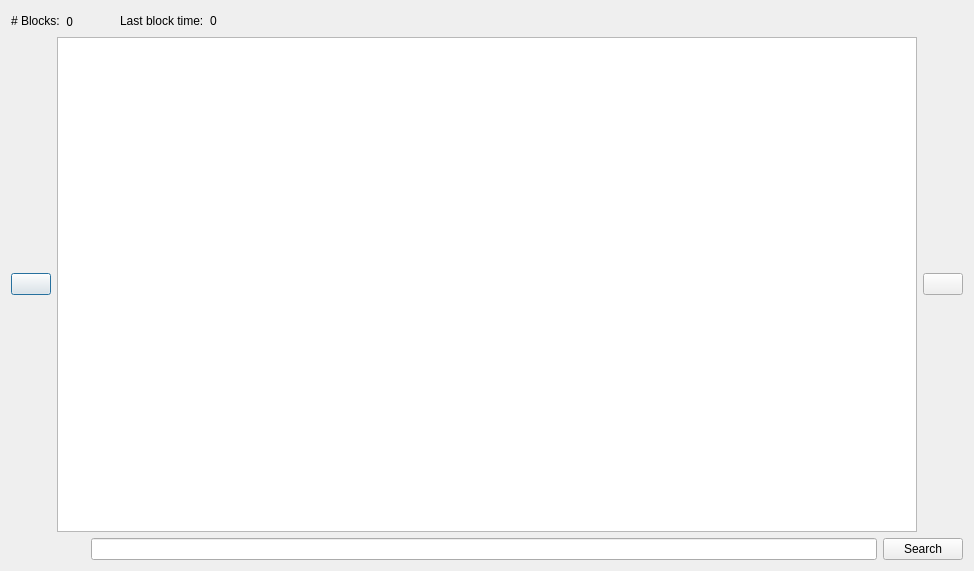
Before: the Qt Designer form src/qt/forms/blockexplorer.ui in torkelrogstad/mainchain, drawn with Qt 5.
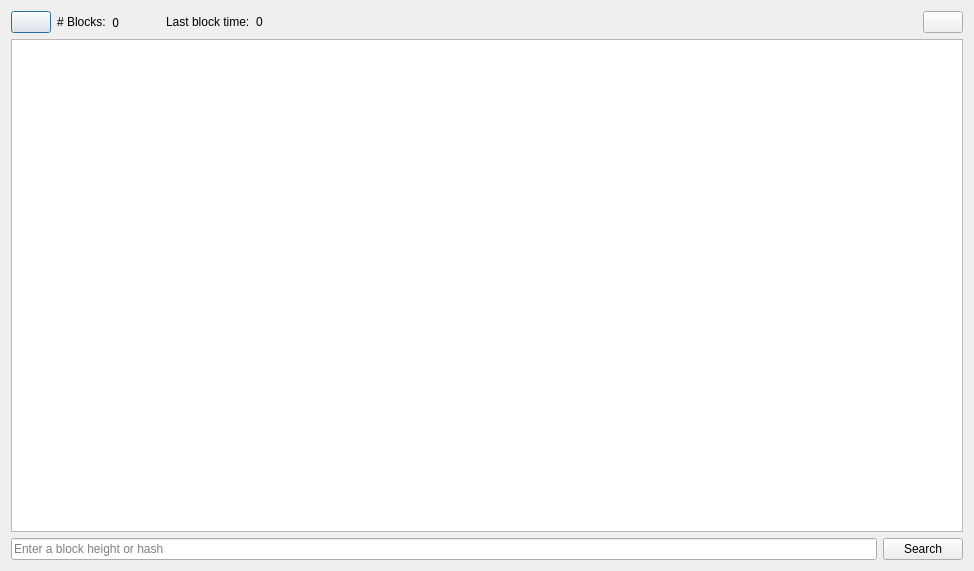
After: the same form once the commit is applied. Icons and pictures are not drawn.

Commit message: Update block explorer & block index details style

Diff of the .ui file:
```diff
--- a/src/qt/forms/blockexplorer.ui
+++ b/src/qt/forms/blockexplorer.ui
@@ -15,10 +15,21 @@
   </property>
   <layout class="QVBoxLayout" name="verticalLayout_2">
    <item>
-    <layout class="QHBoxLayout" name="horizontalLayout_3" stretch="0,0,0,0,0,0">
+    <layout class="QHBoxLayout" name="horizontalLayout_3" stretch="0,0,0,0,0,0,0,0">
      <property name="bottomMargin">
       <number>0</number>
      </property>
+     <item>
+      <widget class="QPushButton" name="pushButtonLeft">
+       <property name="text">
+        <string/>
+       </property>
+       <property name="icon">
+        <iconset resource="../drivenet.qrc">
+         <normaloff>:/qdarkstyle/left_arrow</normaloff>:/qdarkstyle/left_arrow</iconset>
+       </property>
+      </widget>
+     </item>
      <item>
       <widget class="QLabel" name="label">
        <property name="text">
@@ -81,21 +92,21 @@
        </property>
       </spacer>
      </item>
+     <item>
+      <widget class="QPushButton" name="pushButtonRight">
+       <property name="text">
+        <string/>
+       </property>
+       <property name="icon">
+        <iconset resource="../drivenet.qrc">
+         <normaloff>:/qdarkstyle/right_arrow</normaloff>:/qdarkstyle/right_arrow</iconset>
+       </property>
+      </widget>
+     </item>
     </layout>
    </item>
    <item>
     <layout class="QHBoxLayout" name="horizontalLayout">
-     <item>
-      <widget class="QPushButton" name="pushButtonLeft">
-       <property name="text">
-        <string/>
-       </property>
-       <property name="icon">
-        <iconset resource="../drivenet.qrc">
-         <normaloff>:/qdarkstyle/left_arrow</normaloff>:/qdarkstyle/left_arrow</iconset>
-       </property>
-      </widget>
-     </item>
      <item>
       <widget class="QTableView" name="tableViewBlocks">
        <property name="font">
@@ -103,6 +114,12 @@
          <family>Noto Mono</family>
         </font>
        </property>
+       <property name="sizeAdjustPolicy">
+        <enum>QAbstractScrollArea::AdjustToContents</enum>
+       </property>
+       <property name="autoScroll">
+        <bool>false</bool>
+       </property>
        <property name="editTriggers">
         <set>QAbstractItemView::DoubleClicked</set>
        </property>
@@ -122,22 +139,23 @@
         </size>
        </property>
        <property name="gridStyle">
-        <enum>Qt::DashDotLine</enum>
+        <enum>Qt::SolidLine</enum>
+       </property>
+       <property name="wordWrap">
+        <bool>false</bool>
        </property>
        <property name="cornerButtonEnabled">
         <bool>false</bool>
        </property>
-      </widget>
-     </item>
-     <item>
-      <widget class="QPushButton" name="pushButtonRight">
-       <property name="text">
-        <string/>
-       </property>
-       <property name="icon">
-        <iconset resource="../drivenet.qrc">
-         <normaloff>:/qdarkstyle/right_arrow</normaloff>:/qdarkstyle/right_arrow</iconset>
-       </property>
+       <attribute name="horizontalHeaderVisible">
+        <bool>true</bool>
+       </attribute>
+       <attribute name="horizontalHeaderMinimumSectionSize">
+        <number>200</number>
+       </attribute>
+       <attribute name="horizontalHeaderHighlightSections">
+        <bool>false</bool>
+       </attribute>
       </widget>
      </item>
     </layout>
@@ -145,23 +163,11 @@
    <item>
     <layout class="QHBoxLayout" name="horizontalLayout_2">
      <item>
-      <spacer name="horizontalSpacer_3">
-       <property name="orientation">
-        <enum>Qt::Horizontal</enum>
+      <widget class="QLineEdit" name="lineEditSearch">
+       <property name="placeholderText">
+        <string>Enter a block height or hash</string>
        </property>
-       <property name="sizeType">
-        <enum>QSizePolicy::Maximum</enum>
-       </property>
-       <property name="sizeHint" stdset="0">
-        <size>
-         <width>80</width>
-         <height>20</height>
-        </size>
-       </property>
-      </spacer>
-     </item>
-     <item>
-      <widget class="QLineEdit" name="lineEditSearch"/>
+      </widget>
      </item>
      <item>
       <widget class="QPushButton" name="pushButtonSearch">
```
Left out of the diff: 3 changed lines with no effect on the pictures. The commit also changes 4 other files.
